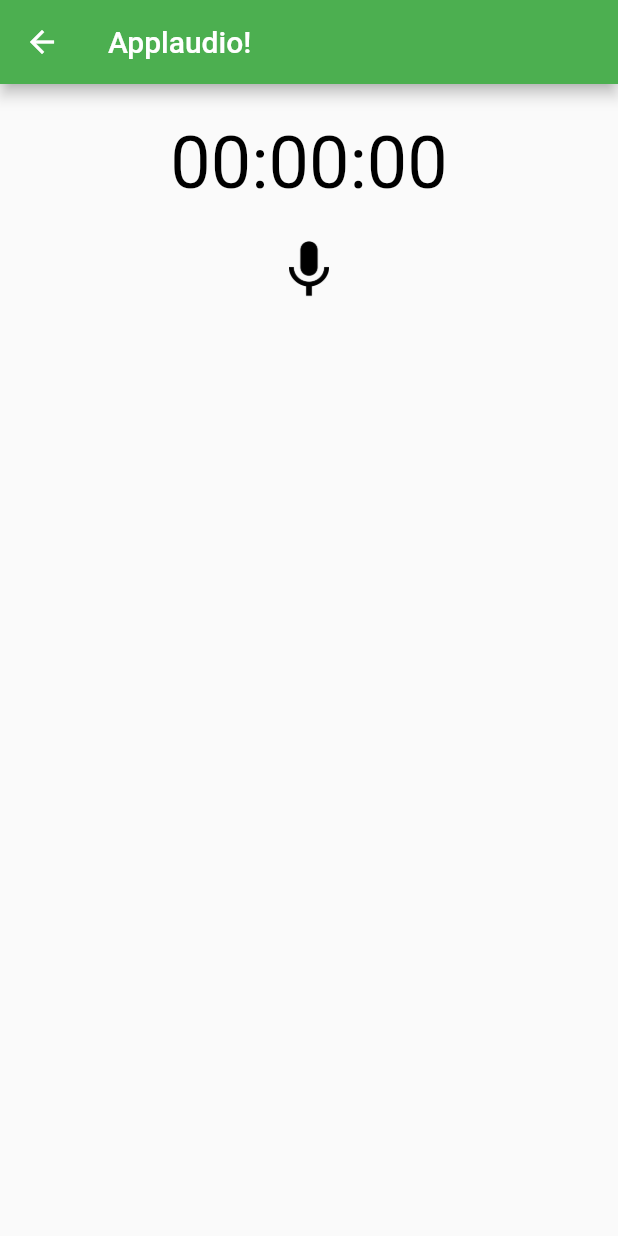
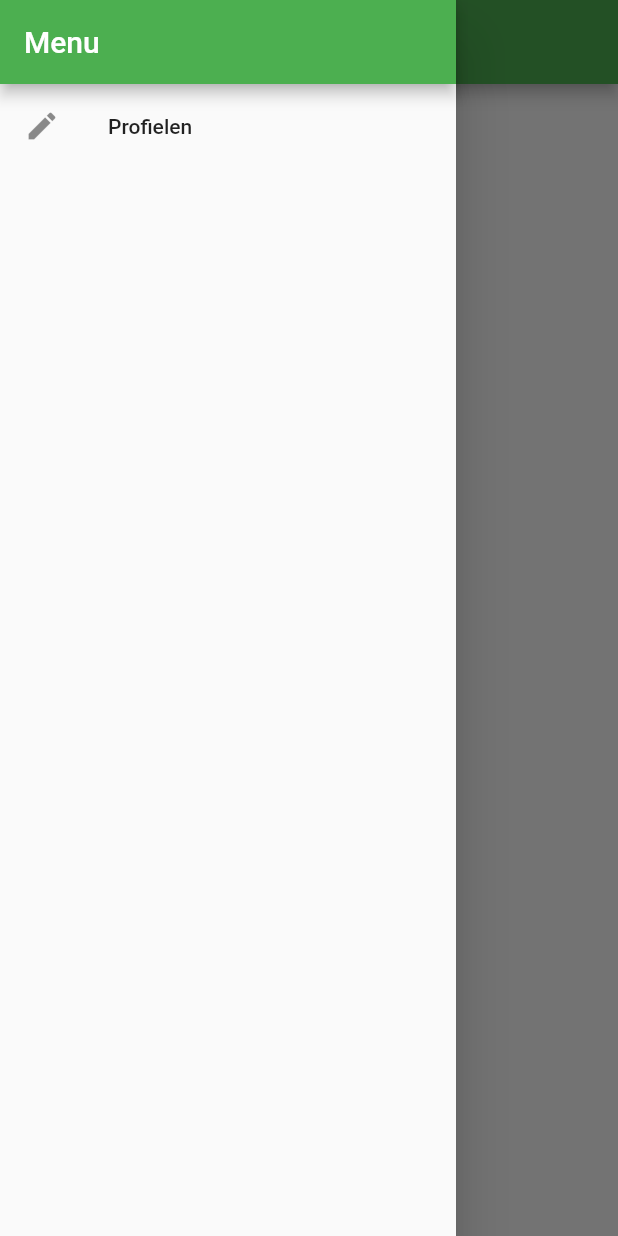
Before and after one commit to Luquatic/IPMEDTH, a Flutter app: the HomePage screen opened by its route, with the side drawer open (before the commit the screen has no drawer), on a phone screen of 412 x 824 dp. Run offline on Flutter 3.47's test engine with Material 2 defaults, Android fonts, the phone set to English and light mode, and no system bars; missing offline and left inert: first_app, flutter_sound; statements that could not run were skipped.

```diff
--- a/lib/main.dart
+++ b/lib/main.dart
@@ -1,7 +1,10 @@
+import 'package:first_app/pages/uitleg.dart';
+import 'package:first_app/pages/uitleg_profielen.dart';
 import 'package:flutter/material.dart';
 // import 'package:flutter/rendering.dart';
 
 import './pages/home.dart';
+import './pages/uitleg.dart';
 
 void main() {
   // debugPaintSizeEnabled = true;
@@ -18,7 +21,8 @@ class MyApp extends StatelessWidget {
         ),
       // home: HomePage(),
       routes: {
-        '/': (BuildContext context) => HomePage(),
+        '/': (BuildContext context) => UitlegPage(),
+        '/uitleg_profielen': (BuildContext context) => UitlegProfielenPage(),
         '/home': (BuildContext context) => HomePage(),
       },
     );
--- a/lib/pages/home.dart
+++ b/lib/pages/home.dart
@@ -8,10 +8,29 @@ class HomePage extends StatefulWidget {
   _HomePageButtonState createState() => _HomePageButtonState();
 }
 
+Widget _buildSideDrawer(BuildContext context) {
+  return Drawer(
+    child: Column(
+      children: <Widget>[
+        AppBar(
+          automaticallyImplyLeading: false,
+          title: Text('Menu'),
+        ),
+        ListTile(
+          leading: Icon(Icons.edit),
+          title: Text('Profielen'),
+          onTap: () {},
+        )
+      ],
+    ),
+  );
+}
+
 class _HomePageButtonState extends State<HomePage> {
   @override
   Widget build(BuildContext context) {
     return Scaffold(
+      drawer: _buildSideDrawer(context),
       appBar: AppBar(
         title: Text('Applaudio!'),
         // actions: <Widget>[
@@ -25,9 +44,9 @@ class _HomePageButtonState extends State<HomePage> {
         //   })
         // ],
       ),
-        body: RecordAudio());
+      body: RecordAudio(),
+      );
   }
-
   // void choiceAction(String choice) {
   //   if (choice == Constants.Settings) {
   //     print('Settings');
```
Also changed, not shown: lib/pages/uitleg.dart (+61 -2 lines), lib/pages/uitleg_profielen.dart (added, +34 -0 lines). Lines whose indentation alone changed are shown as unchanged.
